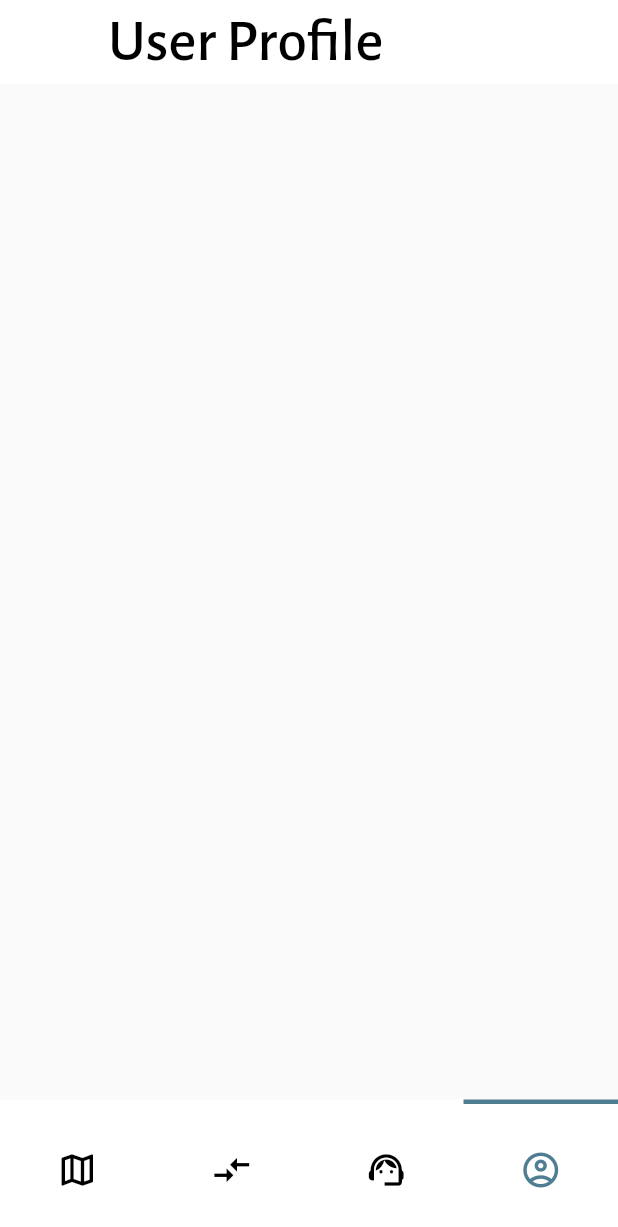
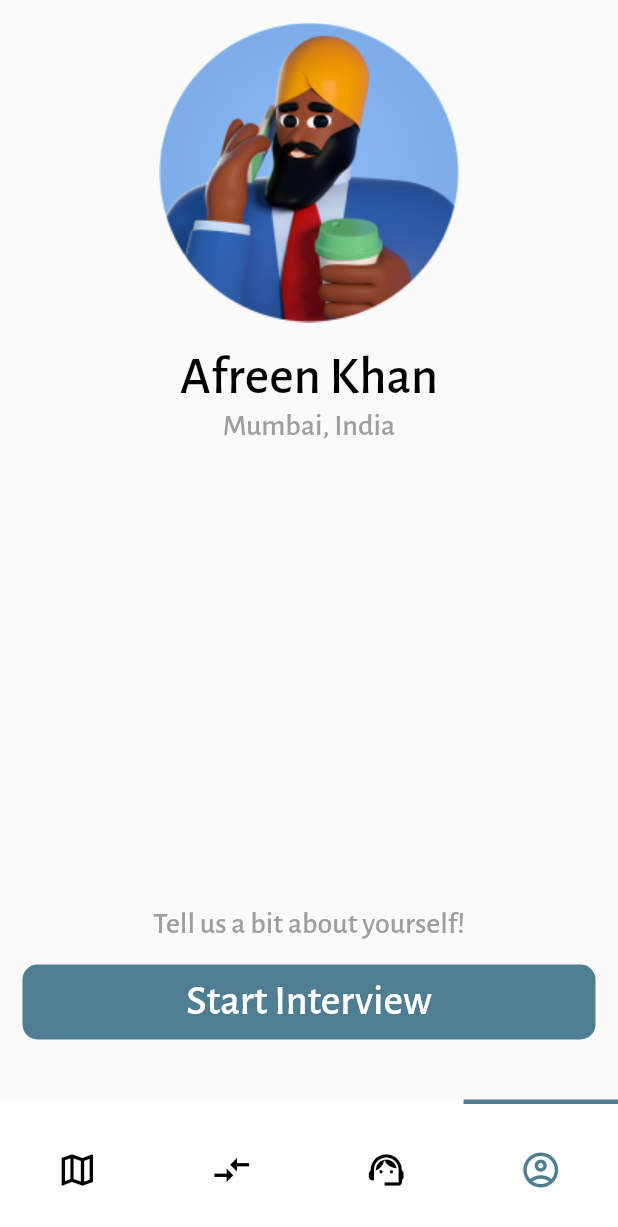
Before and after one commit to lukazibert/i-migrate, a Flutter app: the screen it shows after launch, item 4 of the bottom bar chosen, on a phone screen of 412 x 824 dp. Shown: the top 1227 px of the screen. Run offline on Flutter 3.47's test engine with Material 2 defaults, Android fonts, the light colour scheme and no system bars; our stand-ins replace get, google_maps_flutter.

Commit message:
finished selection and started profile

```diff
--- /dev/null
+++ b/lib/components/CustomButton.dart
@@ -0,0 +1,37 @@
+import 'package:flutter/material.dart';
+
+class CustomButton extends StatelessWidget {
+  final Function onTap;
+  final String text;
+
+  CustomButton({
+    super.key,
+    required this.onTap,
+    required this.text,
+  });
+
+  @override
+  Widget build(BuildContext context) {
+    return GestureDetector(
+      onTap: (() => onTap()),
+      child: Container(
+        height: 50,
+        width: double.infinity,
+        decoration: BoxDecoration(
+          color: Color(0xFF4F7E93),
+          borderRadius: BorderRadius.all(
+            Radius.circular(10.0),
+          ),
+        ),
+        child: Center(
+            child: Text(text,
+                style: TextStyle(
+                    color: Colors.white,
+                    fontSize: 28,
+                    fontFamily: "Alegreya Sans",
+                    fontWeight: FontWeight.w300,
+                    overflow: TextOverflow.visible))),
+      ),
+    );
+  }
+}
--- a/lib/components/map-view-components/CountryNameCard.dart
+++ b/lib/components/cards/CountryNameCard.dart
@@ -25,6 +25,9 @@ class _CountryNameCardState extends State<CountryNameCard>
     zoom: 6.8,
   );
 
+  final finalGermanyCameraPosition =
+      CameraPosition(target: LatLng(42.165691, 10.451526), zoom: 5);
+
   @override
   void initState() {
     super.initState();
@@ -51,7 +54,7 @@ class _CountryNameCardState extends State<CountryNameCard>
   Widget build(BuildContext context) {
     return GestureDetector(
       onTap: () {
-        mapViewController.animateCamera(slovaniaCameraPosition);
+        mapViewController.animateCamera(finalGermanyCameraPosition);
         mapViewController.selectSpecificCountry();
       },
       child: AnimatedBuilder(
--- a/lib/components/map-view-components/CoutryInfoList.dart
+++ b/lib/components/map-view-components/CoutryInfoList.dart
@@ -2,7 +2,7 @@ import 'dart:developer';
 
 import 'package:flutter/material.dart';
 import 'package:get/get.dart';
-import 'CountryNameCard.dart';
+import '../cards/CountryNameCard.dart';
 import '../../controllers/GoogleMapViewController.dart';
 
 class CoutryInfoList extends StatelessWidget {
--- a/lib/controllers/NavigationController.dart
+++ b/lib/controllers/NavigationController.dart
@@ -1,7 +1,12 @@
+import 'package:flutter/material.dart';
 import 'package:get/get.dart';
 
 class NavigationController extends GetxController {
   final currentPageIndex = 0.obs;
 
   setCurrentPageIndex(int newIndex) => currentPageIndex(newIndex);
+
+  final pageController = PageController(initialPage: 0).obs;
+
+  // set
 }
--- /dev/null
+++ b/lib/controllers/SelectionViewController.dart
@@ -0,0 +1,61 @@
+import 'package:get/get.dart';
+
+class SelectionViewController extends GetxController {
+  final isComparing = false.obs;
+
+  startComparing() {
+    isComparing(true);
+    isComparing.refresh();
+  }
+
+  stopComparing() {
+    isComparing(false);
+    isComparing.refresh();
+    clearSelectedValues();
+  }
+  // final selectionCoutries = [
+  //   {"name": "Germany", "selected": false},
+  //   {"name": "United Kingdom", "selected": false},
+  //   {"name": "Slovenia", "selected": false}
+  // ].obs;
+
+  final selectionCoutries = <Map<String, dynamic>>[].obs;
+
+  void onInit() {
+    super.onInit();
+
+    // Initialize the selectionCoutries data structure
+    selectionCoutries.addAll([
+      {"name": "Germany", "selected": false},
+      {"name": "United Kingdom", "selected": false},
+      {"name": "Slovenia", "selected": false}
+    ]);
+  }
+
+  selectCountry(String countryName) {
+    selectionCoutries.forEach((country) {
+      if (country["name"] == countryName) {
+        country["selected"] = !country["selected"];
+        print(country["name"] + " " + country["selected"].toString());
+      }
+    });
+    selectionCoutries.refresh();
+  }
+
+  clearSelectedValues() {
+    selectionCoutries.forEach((country) {
+      country["selected"] = false;
+    });
+    selectionCoutries.refresh();
+  }
+
+  showCopareButton() {
+    bool show = false;
+    selectionCoutries.forEach((country) {
+      if (country["selected"] == true) {
+        show = true;
+      }
+    });
+    return show;
+  }
+}
--- a/lib/main.dart
+++ b/lib/main.dart
@@ -2,11 +2,14 @@ import 'package:flutter/material.dart';
 import 'package:i_migrate/controllers/NavigationController.dart';
 import 'package:i_migrate/views/GoogleMapsView.dart';
 import 'package:i_migrate/views/GoogleMapsView.dart';
+import 'package:i_migrate/views/ProfileView.dart';
 import 'package:i_migrate/views/SelectionView.dart';
 import 'components/CustomAppBar.dart';
 import 'components/CustomBottomNavigationBar.dart';
 import 'dart:developer';
 import 'package:get/get.dart';
+
+import 'controllers/SelectionViewController.dart';
 
 void main() {
   runApp(const MyApp());
@@ -29,7 +32,15 @@ class Composition extends StatelessWidget {
   Composition({super.key});
 
   final navigationController = Get.put(NavigationController());
+  final selectionController = Get.put(SelectionViewController());
 
+  // final PageController _pageController = PageController(initialPage: 0);
+
+  // bool _disableScroll = false;
+
+  // @override
+  @override
+  Widget build(BuildContext context) {
     final List<CustomAppBar?> _appBarList = [
       null,
       CustomAppBar(
@@ -42,7 +53,13 @@ class Composition extends StatelessWidget {
             icon: Image.asset(
               'lib/assets/Icons/CompareIcon.png',
             ),
-          onPressed: () {},
+            onPressed: () {
+              if (selectionController.isComparing.value) {
+                selectionController.stopComparing();
+              } else {
+                selectionController.startComparing();
+              }
+            },
             iconSize: 28.0,
           )),
       CustomAppBar(
@@ -56,26 +73,20 @@ class Composition extends StatelessWidget {
           height: 28,
         ),
       ),
-    CustomAppBar(
-      title: "User Profile",
-      leadingIcon: const SizedBox(
-        width: 28,
-        height: 28,
-      ),
-      tailIcon: const SizedBox(
-        width: 28,
-        height: 28,
-      ),
-    )
+      // CustomAppBar(
+      //   title: "User Profile",
+      //   leadingIcon: const SizedBox(
+      //     width: 28,
+      //     height: 28,
+      //   ),
+      //   tailIcon: const SizedBox(
+      //     width: 28,
+      //     height: 28,
+      //   ),
+      // )
+      null
     ];
 
-  final PageController _pageController = PageController(initialPage: 0);
-
-  // bool _disableScroll = false;
-
-  // @override
-  @override
-  Widget build(BuildContext context) {
     return Obx(
       () => Scaffold(
         appBar: _appBarList[navigationController.currentPageIndex.value],
@@ -83,7 +94,7 @@ class Composition extends StatelessWidget {
           physics: navigationController.currentPageIndex.value == 0
               ? const NeverScrollableScrollPhysics()
               : const ClampingScrollPhysics(),
-          controller: _pageController,
+          controller: navigationController.pageController.value,
           itemCount: _appBarList.length,
           itemBuilder: ((context, index) {
             switch (index) {
@@ -96,20 +107,21 @@ class Composition extends StatelessWidget {
                 return Container();
               case 3:
                 // User profile view
-                return Container();
+                return ProfileView();
               default:
                 return GoogleMapsView();
             }
           }),
           onPageChanged: (index) {
             navigationController.setCurrentPageIndex(index);
+            selectionController.stopComparing();
           },
         ),
         bottomNavigationBar: MyCustomBottomNavigtionBar(
           currentIndex: navigationController.currentPageIndex.value,
           onClick: (selectedPageIndex) {
             navigationController.setCurrentPageIndex(selectedPageIndex);
-            _pageController.animateToPage(
+            navigationController.pageController.value.animateToPage(
               navigationController.currentPageIndex.value,
               duration: const Duration(milliseconds: 300),
               curve: Curves.easeInOut,
--- /dev/null
+++ b/lib/views/ProfileView.dart
@@ -0,0 +1,70 @@
+import 'package:flutter/material.dart';
+import 'package:flutter/src/widgets/container.dart';
+import 'package:flutter/src/widgets/framework.dart';
+import 'package:i_migrate/components/CustomButton.dart';
+
+class ProfileView extends StatelessWidget {
+  const ProfileView({super.key});
+
+  @override
+  Widget build(BuildContext context) {
+    return Container(
+        padding: EdgeInsets.only(
+            top: MediaQuery.of(context).padding.top + 15,
+            left: 15,
+            right: 15,
+            bottom: 40),
+        child: Column(
+          mainAxisAlignment: MainAxisAlignment.spaceBetween,
+          children: [
+            Column(
+              children: [
+                Image.asset(
+                  "lib/assets/Avatars/3d_avatar_1.png",
+                  width: 200.0,
+                  height: 200.0,
+                ),
+                Padding(
+                  padding: const EdgeInsets.only(top: 15.0),
+                  child: Text(
+                    "Afreen Khan",
+                    style: TextStyle(
+                        color: Colors.black,
+                        fontSize: 35,
+                        fontFamily: "Alegreya Sans",
+                        fontWeight: FontWeight.w300,
+                        overflow: TextOverflow.visible),
+                  ),
+                ),
+                Text(
+                  "Mumbai, India",
+                  style: TextStyle(
+                      color: Colors.grey,
+                      fontSize: 20,
+                      fontFamily: "Alegreya Sans",
+                      fontWeight: FontWeight.w300,
+                      overflow: TextOverflow.visible),
+                ),
+              ],
+            ),
+            Column(
+              children: [
+                Text(
+                  "Tell us a bit about yourself!",
+                  style: TextStyle(
+                      color: Colors.grey,
+                      fontSize: 20,
+                      fontFamily: "Alegreya Sans",
+                      fontWeight: FontWeight.w500,
+                      overflow: TextOverflow.visible),
+                ),
+                SizedBox(
+                  height: 15,
+                ),
+                CustomButton(onTap: () => {}, text: "Start Interview"),
+              ],
+            )
+          ],
+        ));
+  }
+}
--- a/pubspec.yaml
+++ b/pubspec.yaml
@@ -69,6 +69,8 @@ flutter:
     - lib/assets/Icons/Arrow icon.png
     - lib/assets/Icons/Plus icon.png
     - lib/assets/Icons/Search icon.png
+    - lib/assets/Icons/Selected icon.png
+    - "lib/assets/Avatars/3d_avatar_1.png"
   #   - images/a_dot_ham.jpeg
 
   # An image asset can refer to one or more resolution-specific "variants", see
```
Also changed, not shown: lib/components/cards/CountrySelectionCard.dart (added, +129 -0 lines), lib/components/cards/CoutryComparisonCard.dart (added, +38 -0 lines), lib/components/map-view-components/BottomInfoSheet.dart (+4 -43 lines), lib/components/map-view-components/CountryInfo.dart (+3 -6 lines), lib/components/map-view-components/GoogleMapWidget.dart (+20 -13 lines), lib/controllers/GoogleMapViewController.dart (+7 -1 lines), lib/views/CoutryInfoView.dart (+34 -11 lines), lib/views/SelectionView.dart (+35 -66 lines), lib/assets/Avatars/3d_avatar_1.png (added), lib/assets/Icons/Selected icon 1.png (added), lib/assets/Icons/Selected icon.png (added). Lines whose indentation alone changed are shown as unchanged.
